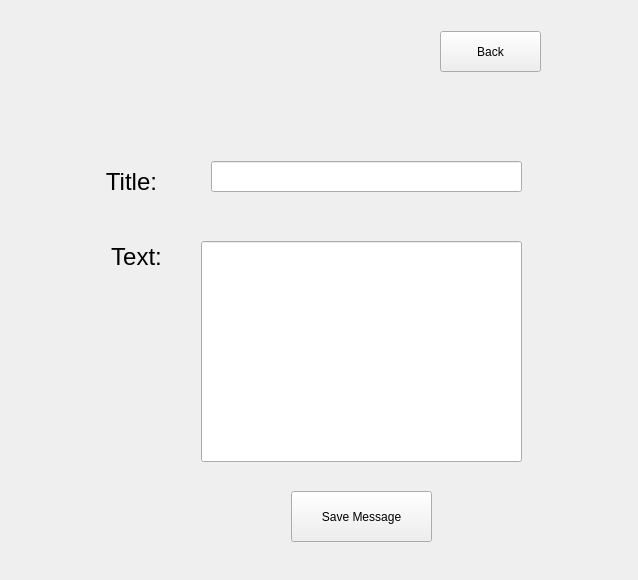
This is CuringCamPAINS/gui/resourcesgui.ui in CS-205-S22/CuringCamPAINS as Qt 5 draws it before an edit. The edited form follows.
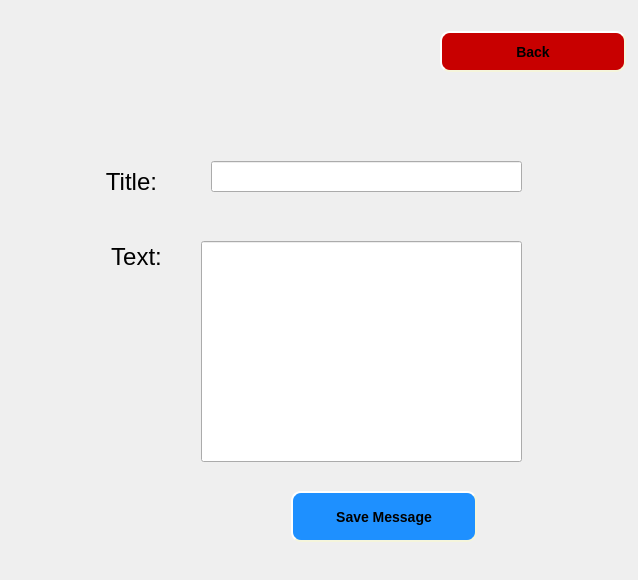
This is the edited form.

What changed in the file:
```diff
--- a/CuringCamPAINS/gui/resourcesgui.ui
+++ b/CuringCamPAINS/gui/resourcesgui.ui
@@ -77,10 +77,20 @@
         <rect>
          <x>280</x>
          <y>480</y>
-         <width>141</width>
+         <width>186</width>
          <height>51</height>
         </rect>
        </property>
+       <property name="styleSheet">
+        <string notr="true">background-color:rgb(30,144,255);
+    border-style: outset;
+    border-width: 2px;
+    border-radius: 10px;
+    border-color: beige;
+    font: bold 14px;
+    min-width: 10em;
+    padding: 6px;</string>
+       </property>
        <property name="text">
         <string>Save Message</string>
        </property>
@@ -142,10 +152,20 @@
         <rect>
          <x>429</x>
          <y>20</y>
-         <width>101</width>
+         <width>186</width>
          <height>41</height>
         </rect>
        </property>
+       <property name="styleSheet">
+        <string notr="true">background-color:rgb(200,0,0);
+    border-style: outset;
+    border-width: 2px;
+    border-radius: 10px;
+    border-color: beige;
+    font: bold 14px;
+    min-width: 10em;
+    padding: 6px;</string>
+       </property>
        <property name="text">
         <string>Back</string>
        </property>
```
